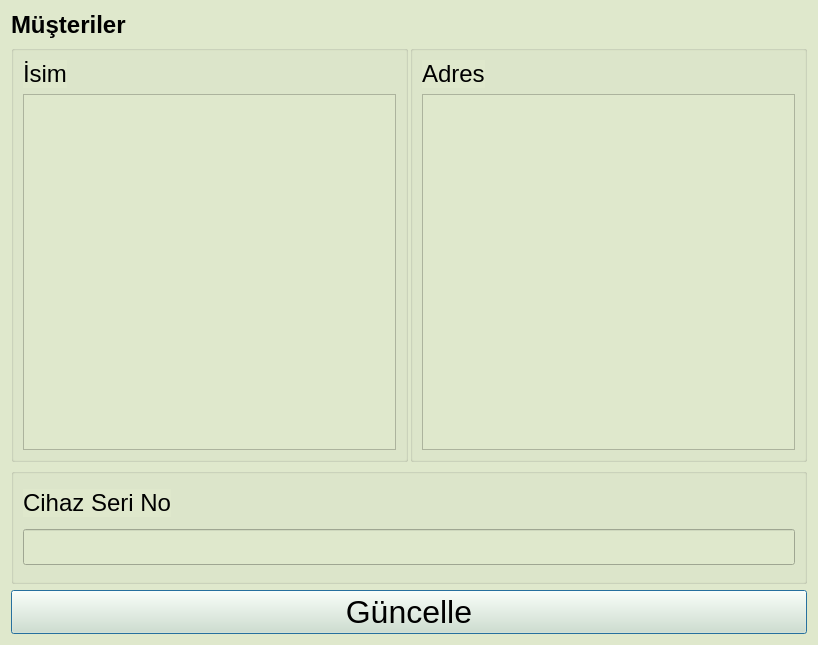
Before: the Qt Designer form src/informationmusteridialog.ui in yunusemrecinar/QT5-cihaz-kimlik-teknik-servis, drawn with Qt 5.
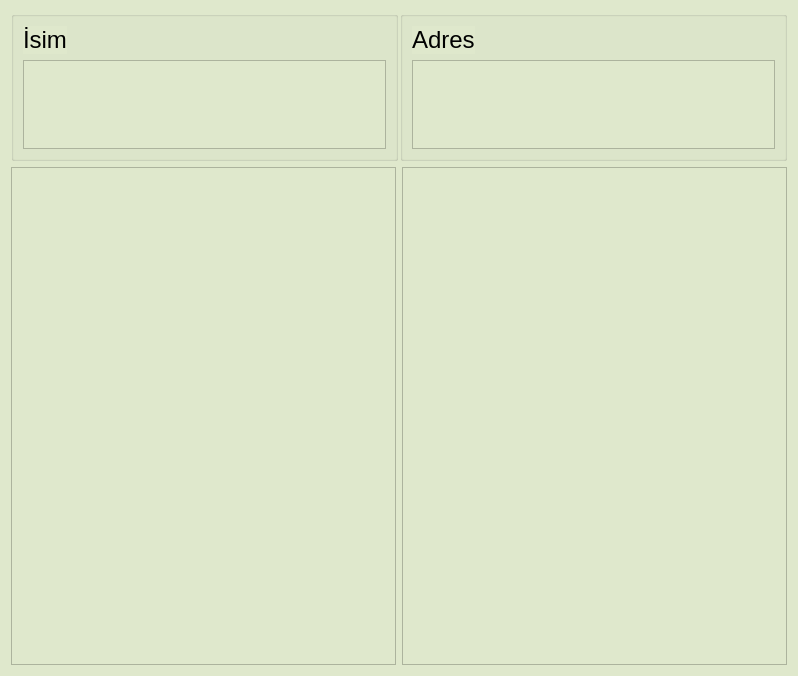
After: the same form once the commit is applied.

```diff
--- a/src/informationmusteridialog.ui
+++ b/src/informationmusteridialog.ui
@@ -6,8 +6,8 @@
    <rect>
     <x>0</x>
     <y>0</y>
-    <width>818</width>
-    <height>645</height>
+    <width>798</width>
+    <height>676</height>
    </rect>
   </property>
   <property name="windowTitle">
@@ -19,31 +19,10 @@
 }
 </string>
   </property>
-  <layout class="QVBoxLayout" name="verticalLayout_7">
+  <layout class="QVBoxLayout" name="verticalLayout_4">
    <item>
     <layout class="QVBoxLayout" name="verticalLayout">
      <item>
-      <widget class="QLabel" name="musteriLabel">
-       <property name="sizePolicy">
-        <sizepolicy hsizetype="Fixed" vsizetype="Fixed">
-         <horstretch>0</horstretch>
-         <verstretch>0</verstretch>
-        </sizepolicy>
-       </property>
-       <property name="font">
-        <font>
-         <pointsize>18</pointsize>
-         <bold>true</bold>
-        </font>
-       </property>
-       <property name="text">
-        <string>Müşteriler</string>
-       </property>
-      </widget>
-     </item>
-     <item>
-      <layout class="QVBoxLayout" name="verticalLayout_5">
-       <item>
         <layout class="QHBoxLayout" name="horizontalLayout">
          <property name="spacing">
           <number>2</number>
@@ -86,7 +65,7 @@
               <property name="minimumSize">
                <size>
                 <width>0</width>
-                <height>140</height>
+              <height>0</height>
                </size>
               </property>
               <property name="maximumSize">
@@ -100,6 +79,9 @@
                 <pointsize>18</pointsize>
                </font>
               </property>
+            <property name="readOnly">
+             <bool>true</bool>
+            </property>
              </widget>
             </item>
            </layout>
@@ -107,6 +89,12 @@
          </item>
          <item>
           <widget class="QGroupBox" name="verticalGroupBox_2">
+         <property name="maximumSize">
+          <size>
+           <width>16777215</width>
+           <height>150</height>
+          </size>
+         </property>
            <layout class="QVBoxLayout" name="verticalLayout_3">
             <property name="bottomMargin">
              <number>9</number>
@@ -140,7 +128,7 @@
               <property name="minimumSize">
                <size>
                 <width>0</width>
-                <height>140</height>
+              <height>0</height>
                </size>
               </property>
               <property name="maximumSize">
@@ -162,63 +150,14 @@
         </layout>
        </item>
        <item>
-        <widget class="QGroupBox" name="verticalGroupBox_3">
-         <property name="maximumSize">
-          <size>
-           <width>16777215</width>
-           <height>116</height>
-          </size>
-         </property>
-         <layout class="QVBoxLayout" name="verticalLayout_4">
+      <layout class="QHBoxLayout" name="horizontalLayout_2">
           <item>
-           <widget class="QLabel" name="label_3">
-            <property name="sizePolicy">
-             <sizepolicy hsizetype="Fixed" vsizetype="Fixed">
-              <horstretch>0</horstretch>
-              <verstretch>0</verstretch>
-             </sizepolicy>
-            </property>
-            <property name="font">
-             <font>
-              <pointsize>18</pointsize>
-             </font>
-            </property>
-            <property name="text">
-             <string>Cihaz Seri No</string>
-            </property>
-           </widget>
+        <widget class="QListView" name="listViewMusteri"/>
           </item>
           <item>
-           <widget class="QLineEdit" name="cihazSeriNo">
-            <property name="font">
-             <font>
-              <pointsize>18</pointsize>
-             </font>
-            </property>
-            <property name="readOnly">
-             <bool>true</bool>
-            </property>
-           </widget>
-          </item>
-         </layout>
-        </widget>
-       </item>
-      </layout>
-     </item>
-     <item>
-      <widget class="QPushButton" name="pushButton">
-       <property name="font">
-        <font>
-         <pointsize>24</pointsize>
-        </font>
-       </property>
-       <property name="styleSheet">
-        <string notr="true"/>
-       </property>
-       <property name="text">
-        <string>Güncelle</string>
-       </property>
-      </widget>
+        <widget class="QListView" name="listViewToplam"/>
+       </item>
+      </layout>
      </item>
     </layout>
    </item>
```
Lines whose indentation alone changed are shown as unchanged.
